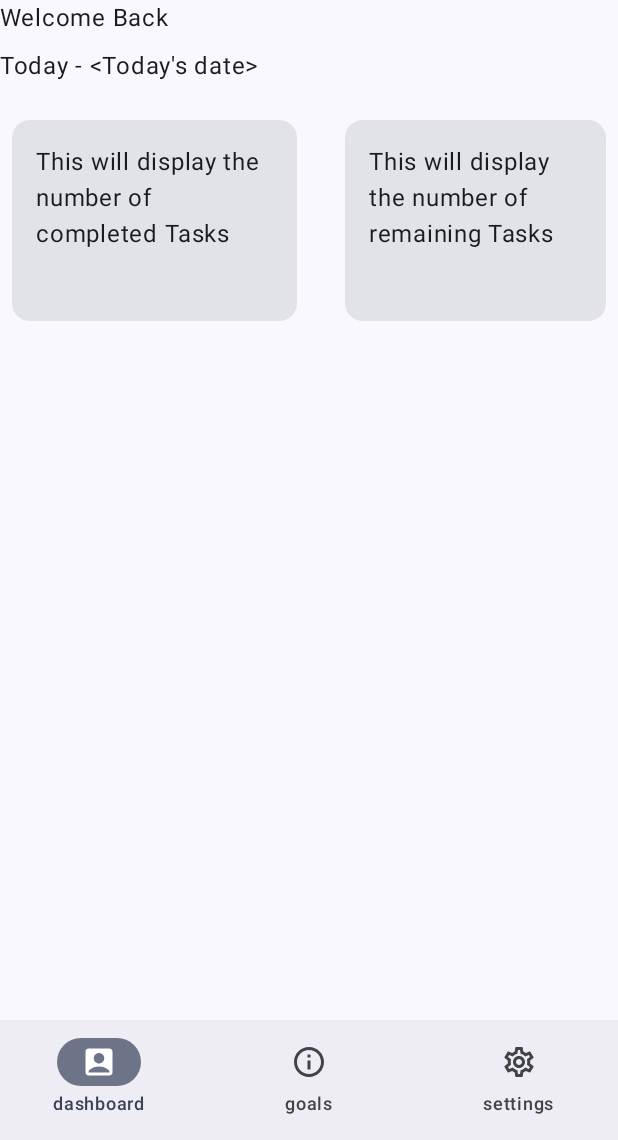
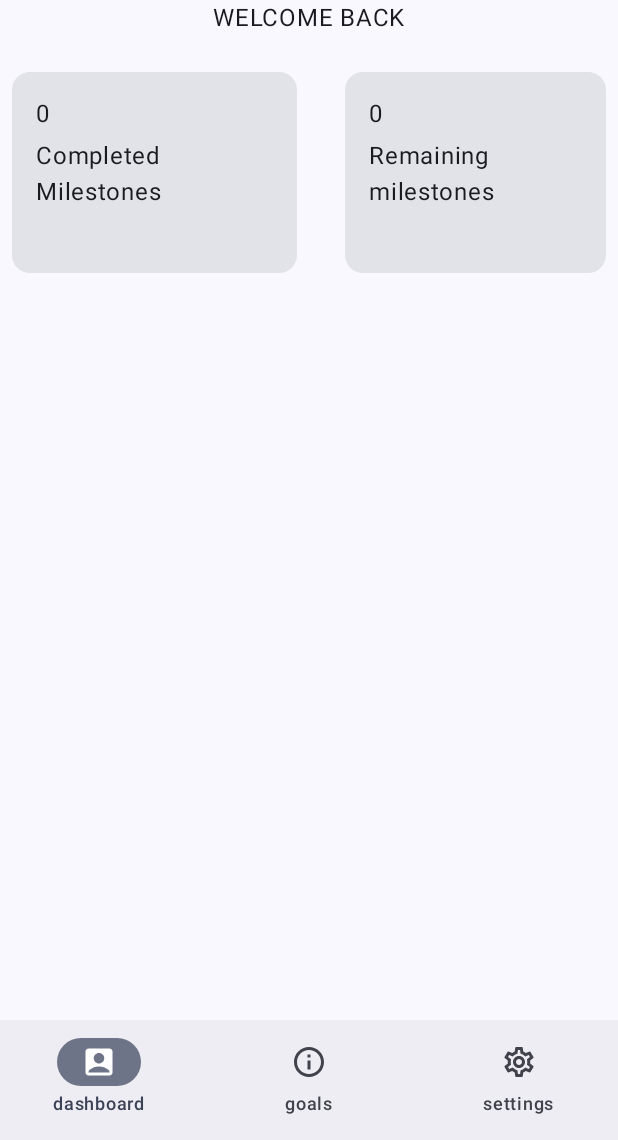
Before and after one commit to EmmanuelAdio/BetterYesterday, an Android app built with Jetpack Compose: the screen it shows after launch (MainActivity), on a phone screen of 412 x 824 dp, the part 96-1236 px from its top. Run offline under Robolectric (Android 15) with nearby library versions, the phone set to English and light mode, and no system bars; our stand-ins replace Room's generated code, livedata-compose.

Commit message:
created the back button for the goal/milestone page and added some information to the dashboard.

```diff
--- a/app/src/main/java/com/example/betteryesterday/data/Repository.kt
+++ b/app/src/main/java/com/example/betteryesterday/data/Repository.kt
@@ -38,4 +38,12 @@ class AppRepository(private val tablesDao: TablesDao){
     fun getGoalMileStones(id : Int) : LiveData<List<Milestones>>{
         return tablesDao.getGoalMilestones(id)
     }
+
+    fun getNumOfComplete() : LiveData<Int>{
+        return tablesDao.getNumOfComplete()
+    }
+    fun getNumOfIncomplete() : LiveData<Int>{
+        return tablesDao.getNumOfIncomplete()
+    }
+
 }
--- a/app/src/main/java/com/example/betteryesterday/data/TableDAO.kt
+++ b/app/src/main/java/com/example/betteryesterday/data/TableDAO.kt
@@ -44,9 +44,15 @@ interface TablesDao{
     @Query("SELECT * from Milestones WHERE goalID = :id")
     fun getGoalMilestones(id: Int) : LiveData<List<Milestones>>
 
+    @Query("SELECT COUNT(*) FROM Milestones WHERE complete = true")
+    fun getNumOfComplete() : LiveData<Int>
+
+    @Query("SELECT COUNT(*) FROM Milestones WHERE complete = false")
+    fun getNumOfIncomplete() : LiveData<Int>
+
     @Query("UPDATE milestones SET complete = true WHERE id = :id")
     suspend fun completeMilestone(id: Int)
 
     @Query("UPDATE milestones SET complete = false WHERE id = :id")
-   suspend  fun incompleteMilestone(id: Int)
+    suspend  fun incompleteMilestone(id: Int)
 }
--- a/app/src/main/java/com/example/betteryesterday/ui/BetterYesterdayApp.kt
+++ b/app/src/main/java/com/example/betteryesterday/ui/BetterYesterdayApp.kt
@@ -1,10 +1,10 @@
 package com.example.betteryesterday.ui
 
-import android.content.Context
 import androidx.compose.foundation.layout.padding
 import androidx.compose.material.icons.Icons
 import androidx.compose.material.icons.filled.AccountBox
 import androidx.compose.material.icons.filled.Add
+import androidx.compose.material.icons.filled.ArrowBack
 import androidx.compose.material.icons.filled.Info
 import androidx.compose.material.icons.filled.Settings
 import androidx.compose.material.icons.outlined.AccountBox
@@ -40,6 +40,7 @@ import androidx.navigation.compose.currentBackStackEntryAsState
 import androidx.navigation.compose.rememberNavController
 import androidx.navigation.navArgument
 import com.example.betteryesterday.ui.viewModels.GoalViewModel
+import com.example.betteryesterday.ui.viewModels.MilestoneViewModel
 
 
 enum class AppScreens{
@@ -47,7 +48,7 @@ enum class AppScreens{
     dashboard,//this represents the dashboard page
     goals,//this represents the goals page
     settings,//this represents the settings page
-    goalMilestones,//this represents the tasks pages the goal that was clicked and display the goal's information
+    goalMilestones,//this represents the page the shows further detail about a goal and all its milestones.
     goalShare,//this represents the share page.
     createGoal,
     createMilestones,
@@ -66,6 +67,7 @@ fun BetterYesterdayApp(){
     val context = LocalContext.current;
 
     val goalViewModel : GoalViewModel = viewModel()
+    val milestonesViewModel : MilestoneViewModel = viewModel()
 
     val items = listOf(
         BottomNavigationItems (
@@ -151,6 +153,15 @@ fun BetterYesterdayApp(){
                     // This is what will be displayed inside the FAB
                     Icon(Icons.Filled.Add, contentDescription = "Add")
                 }
+            } else if (currentRoute(navController) == AppScreens.goalMilestones.name + "/{id}"){
+                FloatingActionButton(onClick = {
+                    // Handle FAB click action here
+                    navController.popBackStack()
+                },
+                ) {
+                    // This is what will be displayed inside the FAB
+                    Icon(Icons.Filled.ArrowBack, contentDescription = "Back")
+                }
             }
         },
         ){innerpadding ->
@@ -160,7 +171,7 @@ fun BetterYesterdayApp(){
             modifier = Modifier.padding(innerpadding)
         ){
             composable(route = AppScreens.dashboard.name){
-                DashboardScreen(goalViewModel)
+                DashboardScreen(goalViewModel, milestonesViewModel)
             }
             composable(route = AppScreens.settings.name){
                 SettingsScreen(navController)
@@ -192,7 +203,8 @@ fun BetterYesterdayApp(){
             ){id ->
                 NewMileStone(
                     navController,
-                    id.arguments?.getInt("id")//pass the goal ID to the New Milestone creation page
+                    id.arguments?.getInt("id"),//pass the goal ID to the New Milestone creation page
+                    milestonesViewModel
                 )
             }
 
--- a/app/src/main/java/com/example/betteryesterday/ui/CreateMilestone.kt
+++ b/app/src/main/java/com/example/betteryesterday/ui/CreateMilestone.kt
@@ -12,21 +12,23 @@ import androidx.compose.material3.Button
 import androidx.compose.material3.OutlinedTextField
 import androidx.compose.material3.Text
 import androidx.compose.runtime.Composable
-import androidx.compose.runtime.livedata.observeAsState
 import androidx.compose.runtime.mutableStateOf
 import androidx.compose.runtime.saveable.rememberSaveable
 import androidx.compose.ui.Alignment
 import androidx.compose.ui.Modifier
 import androidx.compose.ui.tooling.preview.Preview
 import androidx.compose.ui.unit.dp
-import androidx.lifecycle.LiveData
 import androidx.lifecycle.viewmodel.compose.viewModel
 import androidx.navigation.NavHostController
 import com.example.betteryesterday.data.Milestones
 import com.example.betteryesterday.ui.viewModels.MilestoneViewModel
 
 @Composable
-fun NewMileStone(navController: NavHostController, id: Any?) {
+fun NewMileStone(
+    navController: NavHostController,
+    id: Any?,
+    milestonesViewModel: MilestoneViewModel
+) {
     val milestoneSummary = rememberSaveable { mutableStateOf("") }
     val deadline = rememberSaveable { mutableStateOf("") }
 
--- a/app/src/main/java/com/example/betteryesterday/ui/DashboardScreen.kt
+++ b/app/src/main/java/com/example/betteryesterday/ui/DashboardScreen.kt
@@ -2,6 +2,7 @@ package com.example.betteryesterday.ui
 
 import androidx.compose.foundation.layout.Arrangement
 import androidx.compose.foundation.layout.Box
+import androidx.compose.foundation.layout.Column
 import androidx.compose.foundation.layout.PaddingValues
 import androidx.compose.foundation.layout.Row
 import androidx.compose.foundation.layout.Spacer
@@ -23,19 +24,19 @@ import androidx.compose.ui.unit.dp
 import com.example.betteryesterday.data.Goals
 import com.example.betteryesterday.ui.theme.BetterYesterdayTheme
 import com.example.betteryesterday.ui.viewModels.GoalViewModel
+import com.example.betteryesterday.ui.viewModels.MilestoneViewModel
 
 @Composable
-fun DashboardScreen(goalViewModel: GoalViewModel){
+fun DashboardScreen(goalViewModel: GoalViewModel, milestonesViewModel: MilestoneViewModel){
     /*This is the dashboard screen composable
     * TODO : MAke the dashboard screen composable and all of its features*/
 
     val goals = goalViewModel.allGoals.observeAsState(initial = emptyList()).value //This is how the goals displayed in the lazy row will be stored.
-    //place holder add show that this is the dashboard screen.
+    val noCompletedMilestones = milestonesViewModel.completedMilestones.observeAsState().value
+    val noIncompleteMilestones = milestonesViewModel.incompletedMilestones.observeAsState().value
+    Column {
+        Text("WELCOME BACK", modifier = Modifier.align(Alignment.CenterHorizontally))
         LazyColumn {
-        item{
-            WelcomeBackMessage()
-        }
-
             item {
                 Spacer(modifier = Modifier.height(16.dp))
             }
@@ -45,9 +46,9 @@ fun DashboardScreen(goalViewModel: GoalViewModel){
                     modifier = Modifier.fillMaxWidth(),
                     horizontalArrangement = Arrangement.SpaceBetween
                 ){
-                displayNoOfCompletedTasks()
+                    displayNoOfCompletedTasks(noCompletedMilestones)
                     Spacer(modifier = Modifier.width(16.dp))
-                displayNoOfRemainingTasks()
+                    displayNoOfRemainingTasks(noIncompleteMilestones)
                 }
             }
 
@@ -60,19 +61,10 @@ fun DashboardScreen(goalViewModel: GoalViewModel){
         }
     }
 
-@Composable
-fun WelcomeBackMessage(){
-    // Placeholder for the actual user's name and date
-    /*TODO set the text to actually show the date */
-    val date = "<Today's date>"
-    Text("Welcome Back")
-    Spacer(modifier = Modifier.height(8.dp))
-    Text("Today - $date")
-
 }
 
 @Composable
-fun displayNoOfCompletedTasks(){
+fun displayNoOfCompletedTasks(noCompletedMilestones: Int?) {
     Card(
         modifier = Modifier
             .height(150.dp) // Set a fixed height for the cards
@@ -83,12 +75,16 @@ fun displayNoOfCompletedTasks(){
             contentAlignment = Alignment.Center,
             modifier = Modifier.padding(16.dp)
         ){
-            Text(text = "This will display the number of completed Tasks")
+            Column {
+                Text(text = "$noCompletedMilestones")
+                Spacer(modifier = Modifier.height(4.dp))
+                Text(text = "Completed Milestones")
+            }
         }
     }
 }
 @Composable
-fun displayNoOfRemainingTasks(){
+fun displayNoOfRemainingTasks(noIncompleteMilestones: Int?) {
     Card(
         modifier = Modifier
             .height(150.dp) // Set a fixed height for the cards
@@ -99,13 +95,23 @@ fun displayNoOfRemainingTasks(){
             contentAlignment = Alignment.Center,
             modifier = Modifier.padding(16.dp)
         ){
-            Text(text = "This will display the number of remaining Tasks")
+            Column {
+                Text(text = "$noIncompleteMilestones")
+                Spacer(modifier = Modifier.height(4.dp))
+                Text(text = "Remaining milestones")
+            }
         }
     }
 }
 
 @Composable
 fun displayGoalPieCharts(goals: List<Goals>) {
+    if (goals == null){
+        Text(text = "You Have No Goals")
+        Text(text = "Try and add some")
+        return
+    }
+
     LazyRow(
         horizontalArrangement = Arrangement.spacedBy(16.dp), // Spacing between items
         contentPadding = PaddingValues(horizontal = 16.dp)   // Padding on the sides of the LazyRow
--- a/app/src/main/java/com/example/betteryesterday/ui/viewModels/MilestoneViewModel.kt
+++ b/app/src/main/java/com/example/betteryesterday/ui/viewModels/MilestoneViewModel.kt
@@ -11,9 +11,15 @@ import kotlinx.coroutines.launch
 
 class MilestoneViewModel(application: Application) : AndroidViewModel(application){
     private val repository : AppRepository
+
+    val completedMilestones : LiveData<Int>
+    val incompletedMilestones : LiveData<Int>
+
     init{
         val tablesDao = AppDatabase.getDatabase(application).tablesDao()
         repository = AppRepository(tablesDao)
+        completedMilestones = repository.getNumOfComplete()
+        incompletedMilestones = repository.getNumOfIncomplete()
     }
 
     fun getGoalMilestones(id :Int) : LiveData<List<Milestones>> {
@@ -31,5 +37,4 @@ class MilestoneViewModel(application: Application) : AndroidViewModel(applicatio
     fun updateMilestone(milestone : Milestones) = viewModelScope.launch{
         repository.updateMilestone(milestone)
     }
-
 }
```
Lines whose indentation alone changed are shown as unchanged.
